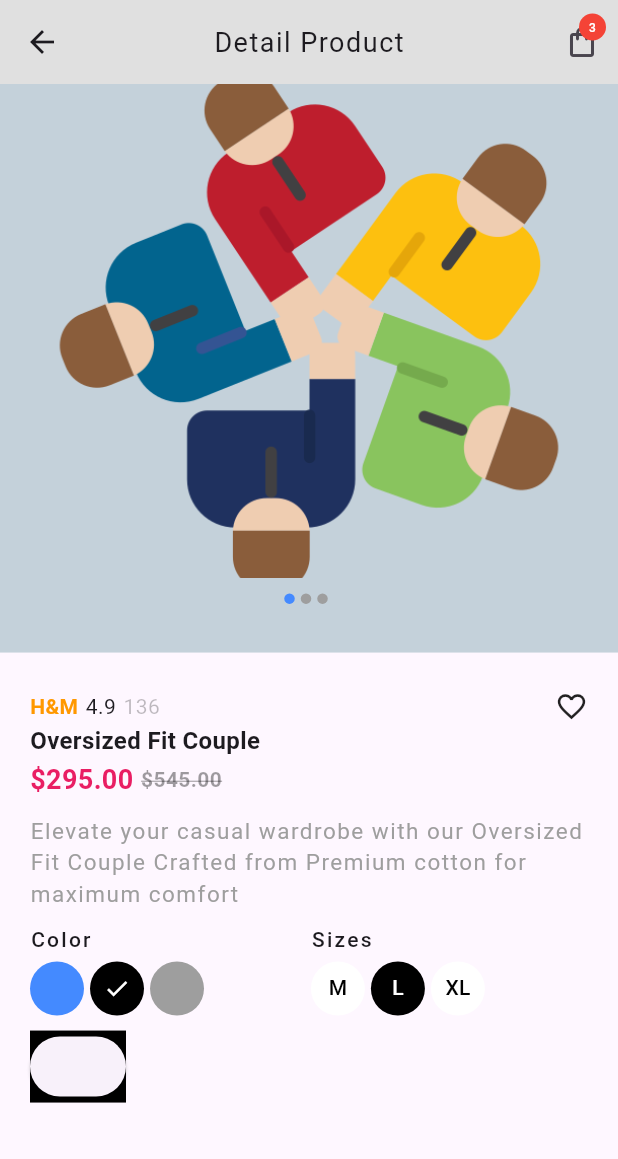
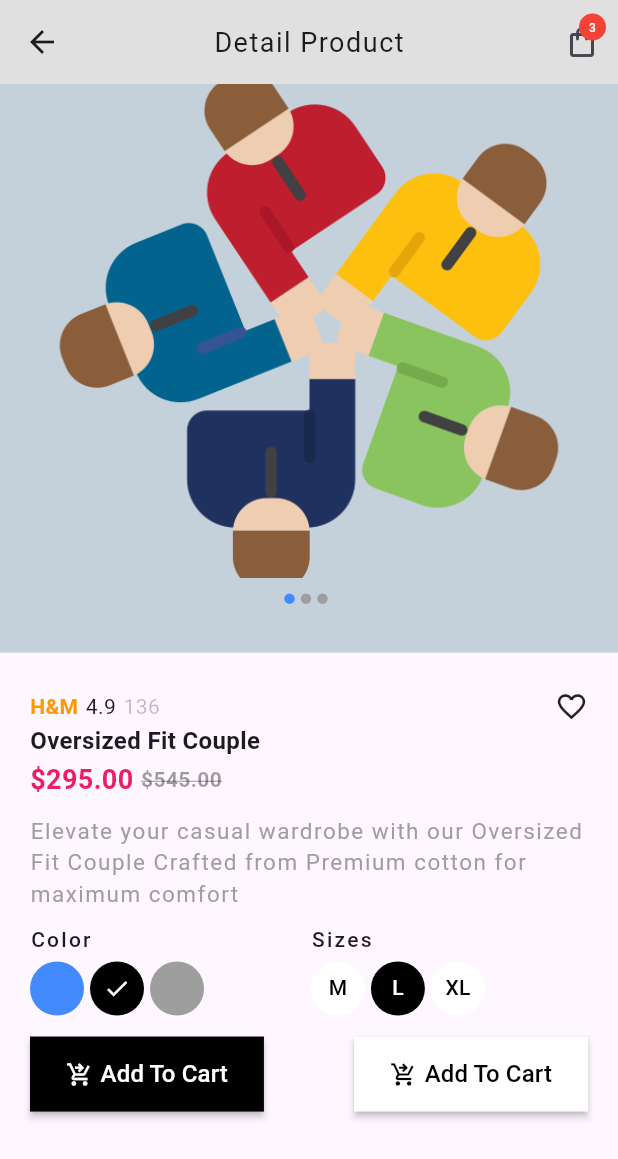
Before and after one commit to Legendary-Folah/e-commerce-practice, a Flutter app: the DetailProductScreen screen opened directly with sample values from the repository, on a phone screen of 412 x 824 dp. Shown: the top 1159 px of the screen. Run offline on Flutter 3.47's test engine with Material 3 defaults, Android fonts, the phone set to English and light mode, and no system bars; our stand-ins replace cloud_firestore, firebase_auth, firebase_core, firebase_storage, flutter_dotenv, flutter_riverpod and 2 more; accounts and stored records are empty.

Commit message:
done with ui for product screen

```diff
--- a/lib/Presentation/screens/role_based_login/user/app_home_screen.dart
+++ b/lib/Presentation/screens/role_based_login/user/app_home_screen.dart
@@ -86,6 +86,15 @@ class _AppHomeScreenState extends State<AppHomeScreen> {
                     ...List.generate(
                       categoryModel.length,
                       (index) => InkWell(
+                        onTap: () {
+                          final filteredItems = appModel
+                              .where(
+                                (item) =>
+                                    item.category.toLowerCase() ==
+                                    categoryModel[index].name.toLowerCase(),
+                              )
+                              .toList();
+                        },
                         child: Column(
                           spacing: 8,
                           children: [
--- /dev/null
+++ b/lib/Presentation/screens/role_based_login/user/category_items.dart
@@ -0,0 +1,18 @@
+import 'package:e_commerce_app/models/app_model.dart';
+import 'package:flutter/material.dart';
+
+class CategoryItems extends StatelessWidget {
+  const CategoryItems({
+    super.key,
+    required this.category,
+    required this.categoryItems,
+  });
+
+  final String category;
+  final List<AppModel> categoryItems;
+
+  @override
+  Widget build(BuildContext context) {
+    return Scaffold();
+  }
+}
--- a/lib/Presentation/screens/role_based_login/user/detail_product_screen.dart
+++ b/lib/Presentation/screens/role_based_login/user/detail_product_screen.dart
@@ -270,15 +270,65 @@ class _DetailProductScreenState extends State<DetailProductScreen> {
                     ),
                   ],
                 ),
-                SizedBox(height: 10),
-                Row(
+                SizedBox(height: 14),
+                SizedBox(
+                  width: size.width,
+                  child: Row(
+                    spacing: 5,
+                    mainAxisAlignment: MainAxisAlignment.spaceBetween,
                     children: [
                       ProductDetailsButton(
-                      size: size,
+                        height: 50,
                         color: ColorsConst.kBlack,
+                        backgroundColor: WidgetStateProperty.all(
+                          ColorsConst.kBlack,
+                        ),
+                        child: Row(
+                          mainAxisAlignment: MainAxisAlignment.spaceBetween,
+                          spacing: 5,
+                          children: [
+                            Icon(
+                              Icons.shopping_cart_checkout_outlined,
+                              color: ColorsConst.kWhite,
+                            ),
+                            Text(
+                              'Add To Cart',
+                              style: TextStyle(
+                                fontSize: 16,
+                                color: ColorsConst.kWhite,
+                              ),
+                            ),
+                          ],
+                        ),
+                        onPressed: () {},
+                      ),
+                      ProductDetailsButton(
+                        height: 50,
+                        color: ColorsConst.kBlack,
+                        backgroundColor: WidgetStateProperty.all(
+                          ColorsConst.kWhite,
+                        ),
+                        child: Row(
+                          mainAxisAlignment: MainAxisAlignment.spaceBetween,
+                          spacing: 5,
+                          children: [
+                            Icon(
+                              Icons.shopping_cart_checkout_outlined,
+                              color: ColorsConst.kBlack,
+                            ),
+                            Text(
+                              'Add To Cart',
+                              style: TextStyle(
+                                fontSize: 16,
+                                color: ColorsConst.kBlack,
+                              ),
+                            ),
+                          ],
+                        ),
                         onPressed: () {},
                       ),
                     ],
+                  ),
                 ),
               ],
             ),
@@ -292,30 +342,40 @@ class _DetailProductScreenState extends State<DetailProductScreen> {
 class ProductDetailsButton extends StatelessWidget {
   const ProductDetailsButton({
     super.key,
-    required this.size,
+    this.size,
     required this.color,
     required this.onPressed,
+    this.backgroundColor,
     this.width,
     this.height,
     this.border,
     this.child,
   });
 
-  final Size size;
+  final Size? size;
   final Color color;
   final double? width;
   final double? height;
   final VoidCallback onPressed;
   final BoxBorder? border;
   final Widget? child;
+  final WidgetStateProperty<Color?>? backgroundColor;
 
   @override
   Widget build(BuildContext context) {
     return Container(
       width: width,
       height: height,
-      decoration: BoxDecoration(color: color, border: border),
-      child: ElevatedButton(onPressed: onPressed, child: child),
+      decoration: BoxDecoration(border: border, shape: BoxShape.rectangle),
+      child: ElevatedButton(
+        onPressed: onPressed,
+        style: ButtonStyle(
+          backgroundColor: backgroundColor,
+          elevation: WidgetStateProperty.all(2),
+          shape: WidgetStateProperty.all(RoundedRectangleBorder()),
+        ),
+        child: child,
+      ),
     );
   }
 }
```
Lines whose indentation alone changed are shown as unchanged.
